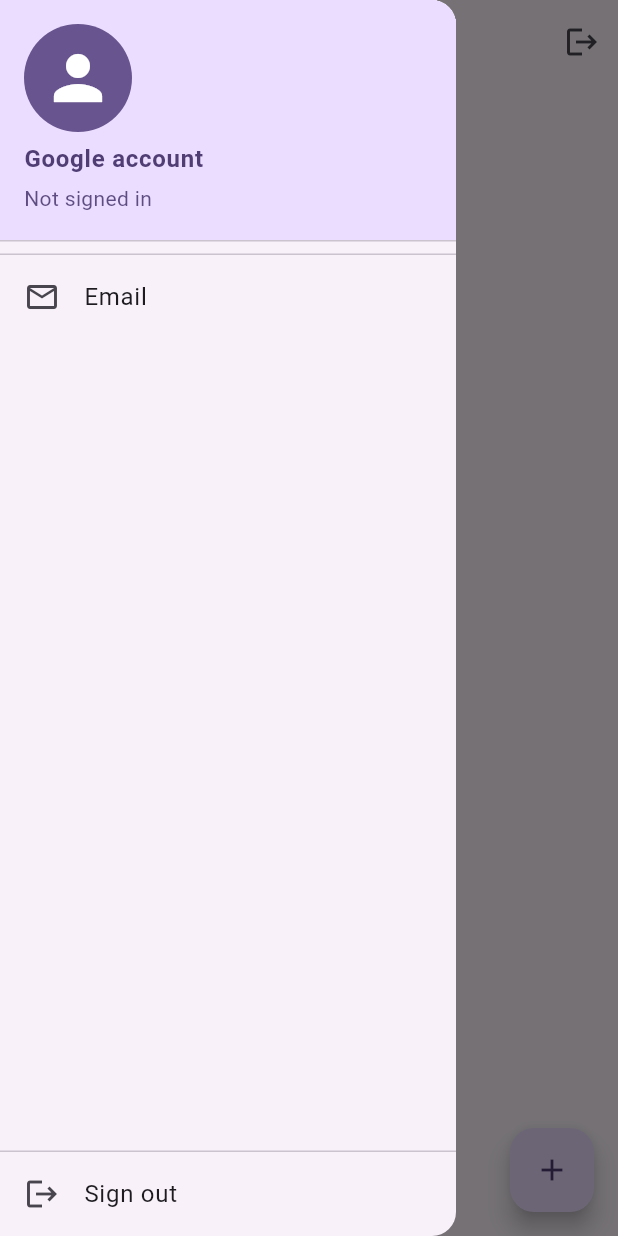
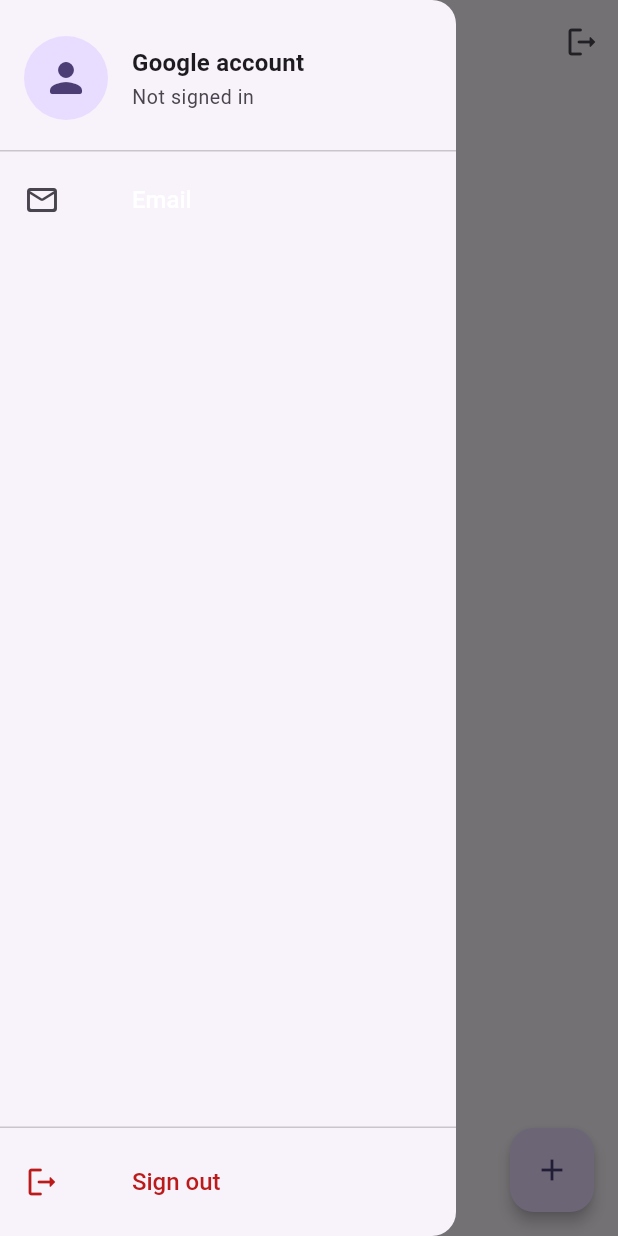
Before and after one commit to kairosAres755/Contacts-management-by-Flutter, a Flutter app: the screen it shows once a user with an empty profile is signed in, with the side drawer open, on a phone screen of 412 x 824 dp. Run offline on Flutter 3.47's test engine with Material 3 defaults, Android fonts, the phone set to English and light mode, and no system bars; our stand-ins replace cloud_firestore, firebase_auth, firebase_core, google_sign_in; accounts and stored records are empty.

Commit message:
good look!

```diff
--- a/lib/main.dart
+++ b/lib/main.dart
@@ -21,8 +21,64 @@
       title: 'Firebase Contacts',
       debugShowCheckedModeBanner: false,
       theme: ThemeData(
-        colorScheme: ColorScheme.fromSeed(seedColor: Colors.deepPurple),
+        colorScheme: ColorScheme.fromSeed(
+          seedColor: const Color(0xFF6750A4),
+          brightness: Brightness.light,
+          primary: const Color(0xFF6750A4),
+        ),
         useMaterial3: true,
+        fontFamily: 'Roboto',
+        appBarTheme: const AppBarTheme(
+          centerTitle: true,
+          elevation: 0,
+          scrolledUnderElevation: 1,
+          surfaceTintColor: Colors.transparent,
+          titleTextStyle: TextStyle(
+            fontSize: 20,
+            fontWeight: FontWeight.w600,
+            letterSpacing: 0,
+          ),
+        ),
+        cardTheme: CardTheme(
+          elevation: 0,
+          shape: RoundedRectangleBorder(borderRadius: BorderRadius.circular(12)),
+          margin: EdgeInsets.zero,
+          clipBehavior: Clip.antiAlias,
+        ),
+        listTileTheme: ListTileThemeData(
+          contentPadding: const EdgeInsets.symmetric(horizontal: 16, vertical: 4),
+          minLeadingWidth: 56,
+          minVerticalPadding: 12,
+          shape: RoundedRectangleBorder(borderRadius: BorderRadius.circular(12)),
+          titleTextStyle: const TextStyle(fontSize: 16, fontWeight: FontWeight.w500),
+          subtitleTextStyle: const TextStyle(
+            fontSize: 14,
+            height: 1.3,
+            color: Color(0xFF79747E),
+          ),
+        ),
+        inputDecorationTheme: InputDecorationTheme(
+          filled: true,
+          contentPadding: const EdgeInsets.symmetric(horizontal: 16, vertical: 16),
+          border: OutlineInputBorder(borderRadius: BorderRadius.circular(12)),
+          enabledBorder: OutlineInputBorder(
+            borderRadius: BorderRadius.circular(12),
+            borderSide: BorderSide(color: Colors.grey.shade300),
+          ),
+          focusedBorder: OutlineInputBorder(
+            borderRadius: BorderRadius.circular(12),
+            borderSide: const BorderSide(color: Color(0xFF6750A4), width: 2),
+          ),
+          labelStyle: const TextStyle(fontSize: 16),
+          hintStyle: TextStyle(fontSize: 16, color: Colors.grey.shade600),
+        ),
+        floatingActionButtonTheme: const FloatingActionButtonThemeData(
+          elevation: 4,
+          focusElevation: 6,
+          hoverElevation: 6,
+          extendedPadding: EdgeInsets.symmetric(horizontal: 20),
+        ),
+        dividerTheme: const DividerThemeData(thickness: 1, space: 1),
       ),
       home: StreamBuilder<User?>(
         stream: FirebaseAuth.instance.authStateChanges(),
--- a/lib/screens/home_screen.dart
+++ b/lib/screens/home_screen.dart
@@ -87,73 +87,94 @@
     final displayName = user.displayName ?? '';
     final photoUrl = user.photoURL;
 
+    final colorScheme = Theme.of(context).colorScheme;
+    final textTheme = Theme.of(context).textTheme;
+
     return Scaffold(
       appBar: AppBar(
         title: const Text('Contacts'),
         actions: [
           IconButton(
-            icon: const Icon(Icons.logout),
+            icon: const Icon(Icons.logout_rounded, size: 24),
             onPressed: _signOut,
             tooltip: 'Sign out',
+            style: IconButton.styleFrom(
+              minimumSize: const Size(48, 48),
+              padding: const EdgeInsets.all(12),
+            ),
           ),
         ],
       ),
       drawer: Drawer(
+        child: SafeArea(
           child: Column(
             children: [
-            UserAccountsDrawerHeader(
-              decoration: BoxDecoration(
-                color: Theme.of(context).colorScheme.primaryContainer,
+              Padding(
+                padding: const EdgeInsets.fromLTRB(16, 24, 16, 20),
+                child: Row(
+                  children: [
+                    CircleAvatar(
+                      radius: 28,
+                      backgroundColor: colorScheme.primaryContainer,
+                      backgroundImage: photoUrl != null ? NetworkImage(photoUrl) : null,
+                      child: photoUrl == null
+                          ? Icon(Icons.person_rounded, size: 32, color: colorScheme.onPrimaryContainer)
+                          : null,
                     ),
-              currentAccountPicture: photoUrl != null
-                  ? CircleAvatar(
-                      backgroundImage: NetworkImage(photoUrl),
-                      backgroundColor: Colors.transparent,
-                    )
-                  : CircleAvatar(
-                      backgroundColor: Theme.of(context).colorScheme.primary,
-                      child: Icon(
-                        Icons.person,
-                        size: 48,
-                        color: Theme.of(context).colorScheme.onPrimary,
+                    const SizedBox(width: 16),
+                    Expanded(
+                      child: Column(
+                        crossAxisAlignment: CrossAxisAlignment.start,
+                        children: [
+                          Text(
+                            displayName.isNotEmpty ? displayName : 'Google account',
+                            style: textTheme.titleMedium?.copyWith(
+                              fontWeight: FontWeight.w600,
+                              color: colorScheme.onSurface,
+                            ),
+                            maxLines: 1,
+                            overflow: TextOverflow.ellipsis,
+                          ),
+                          const SizedBox(height: 2),
+                          Text(
+                            email.isNotEmpty ? email : 'Not signed in',
+                            style: textTheme.bodySmall?.copyWith(
+                              color: colorScheme.onSurfaceVariant,
+                              fontSize: 13,
+                            ),
+                            maxLines: 1,
+                            overflow: TextOverflow.ellipsis,
+                          ),
+                        ],
                       ),
                     ),
-              accountName: Text(
-                displayName.isNotEmpty ? displayName : 'Google account',
-                style: TextStyle(
-                  color: Theme.of(context).colorScheme.onPrimaryContainer,
-                  fontWeight: FontWeight.bold,
-                  fontSize: 16,
-                ),
-              ),
-              accountEmail: Text(
-                email.isNotEmpty ? email : 'Not signed in',
-                style: TextStyle(
-                  color: Theme.of(context).colorScheme.onPrimaryContainer.withOpacity(0.9),
-                  fontSize: 14,
-                ),
+                  ],
                 ),
               ),
               const Divider(height: 1),
               ListTile(
-              leading: const Icon(Icons.mail_outline),
+                leading: Icon(Icons.mail_outline_rounded, size: 24, color: colorScheme.onSurfaceVariant),
                 title: const Text('Email'),
-              subtitle: email.isNotEmpty ? Text(email) : null,
+                subtitle: email.isNotEmpty ? Text(email, style: const TextStyle(fontSize: 13)) : null,
+                contentPadding: const EdgeInsets.symmetric(horizontal: 16, vertical: 4),
               ),
               if (displayName.isNotEmpty)
                 ListTile(
-                leading: const Icon(Icons.badge_outlined),
+                  leading: Icon(Icons.badge_outlined, size: 24, color: colorScheme.onSurfaceVariant),
                   title: const Text('Name'),
-                subtitle: Text(displayName),
+                  subtitle: Text(displayName, style: const TextStyle(fontSize: 13)),
+                  contentPadding: const EdgeInsets.symmetric(horizontal: 16, vertical: 4),
                 ),
               const Spacer(),
               const Divider(height: 1),
               ListTile(
-              leading: const Icon(Icons.logout),
-              title: const Text('Sign out'),
+                leading: Icon(Icons.logout_rounded, size: 24, color: colorScheme.error),
+                title: Text('Sign out', style: TextStyle(color: colorScheme.error, fontWeight: FontWeight.w500)),
                 onTap: _signOut,
+                contentPadding: const EdgeInsets.symmetric(horizontal: 16, vertical: 8),
               ),
             ],
+          ),
         ),
       ),
       body: StreamBuilder<QuerySnapshot<Map<String, dynamic>>>(
```
Lines whose indentation alone changed are shown as unchanged.
